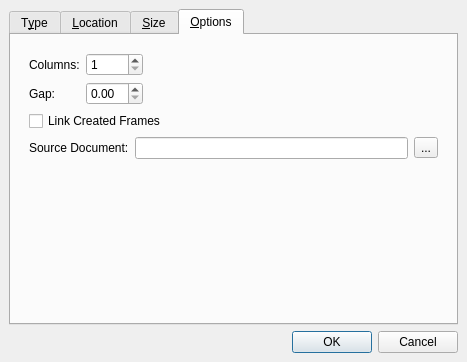
Above: scribus/insertaframe.ui from scribusproject/scribus before the change. Below: the same form after it.
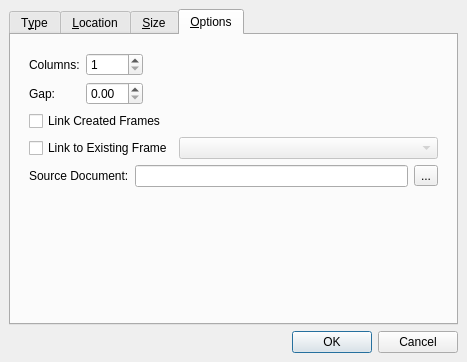
That is the form after the change. The open tabs and pages were chosen to show the change. Custom widgets are drawn as their Qt base class.

Commit message: #5635: Add option to Insert a Frame dialog so you can link to any existing frame that is a) not an autoframe b) has no next frame

The edit to the form file:
```diff
--- a/scribus/insertaframe.ui
+++ b/scribus/insertaframe.ui
@@ -445,6 +445,14 @@
       </layout>
      </widget>
      <widget class="QWidget" name="optionsTab" >
+      <property name="geometry" >
+       <rect>
+        <x>0</x>
+        <y>0</y>
+        <width>445</width>
+        <height>286</height>
+       </rect>
+      </property>
       <attribute name="title" >
        <string>&amp;Options</string>
       </attribute>
@@ -461,13 +469,15 @@
           <number>0</number>
          </property>
          <widget class="QWidget" name="page" >
-          <layout class="QVBoxLayout" >
-           <property name="margin" >
-            <number>9</number>
-           </property>
-           <property name="spacing" >
-            <number>6</number>
-           </property>
+          <property name="geometry" >
+           <rect>
+            <x>0</x>
+            <y>0</y>
+            <width>427</width>
+            <height>268</height>
+           </rect>
+          </property>
+          <layout class="QVBoxLayout" name="verticalLayout" >
            <item>
             <layout class="QHBoxLayout" >
              <property name="margin" >
@@ -476,6 +486,9 @@
              <property name="spacing" >
               <number>6</number>
              </property>
+             <property name="margin" >
+              <number>0</number>
+             </property>
              <item>
               <layout class="QGridLayout" >
                <property name="margin" >
@@ -532,11 +545,32 @@
              </property>
             </widget>
            </item>
+           <item>
+            <layout class="QHBoxLayout" name="horizontalLayout" >
+             <item>
+              <widget class="QCheckBox" name="checkBoxLinkToExistingFrame" >
+               <property name="text" >
+                <string>Link to Existing Frame</string>
+               </property>
+              </widget>
+             </item>
+             <item>
+              <widget class="QComboBox" name="comboBoxLinkToExistingFrameName" >
+               <property name="enabled" >
+                <bool>false</bool>
+               </property>
+               <property name="sizePolicy" >
+                <sizepolicy vsizetype="Fixed" hsizetype="Expanding" >
+                 <horstretch>0</horstretch>
+                 <verstretch>0</verstretch>
+                </sizepolicy>
+               </property>
+              </widget>
+             </item>
+            </layout>
+           </item>
            <item>
             <layout class="QHBoxLayout" >
-             <property name="margin" >
-              <number>0</number>
-             </property>
              <property name="spacing" >
               <number>6</number>
              </property>
```
Left out of the diff: 166 changed lines with no effect on the pictures. The commit also changes 5 other files.
